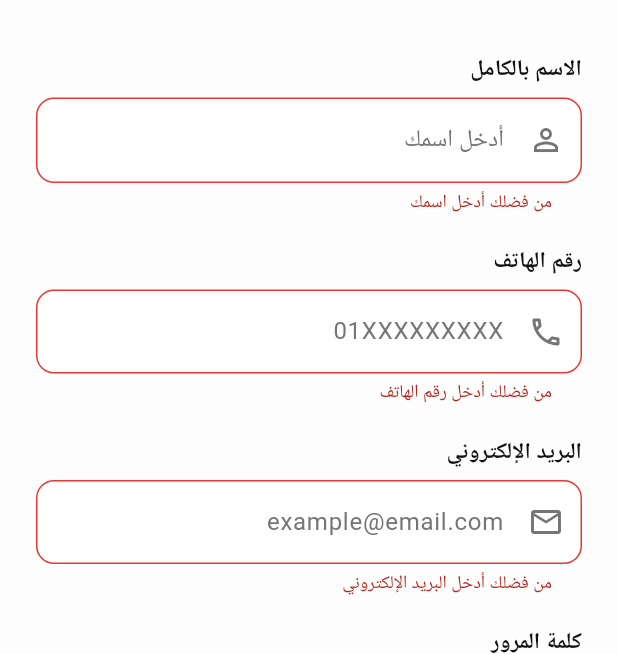
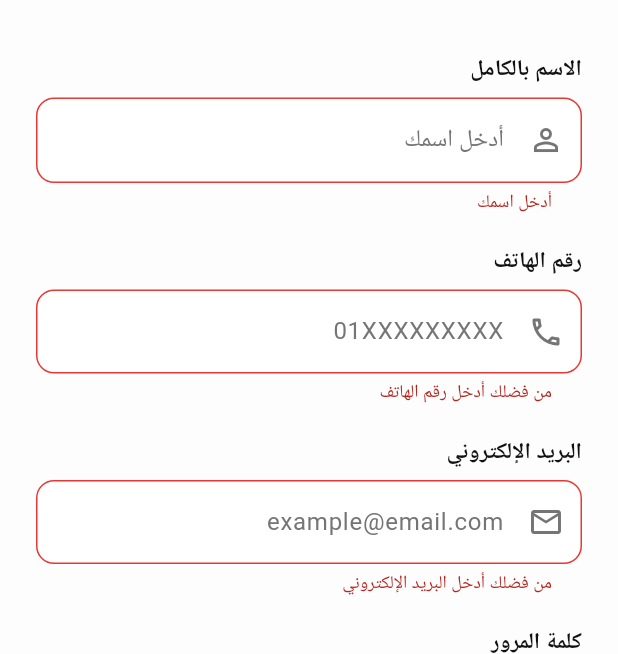
Before and after one commit to AlaaNazih1/wasselni_app, a Flutter app: the RegisterView screen opened by its route, scrolled down 123 dp, after a tap on "إنشاء الحساب", on a phone screen of 412 x 824 dp, the part 151-805 px from its top. Run offline on Flutter 3.47's test engine with Material 3 defaults, Android fonts, the phone set to English and light mode, and no system bars; our stand-ins replace cloud_firestore, firebase_auth, firebase_core, flutter_riverpod, image_picker, shared_preferences; accounts and stored records are empty.

Commit message:
Implement localization support for login and registration views, adding Arabic and English translations for UI text and validation messages

```diff
--- a/lib/features/authentication/presentation/views/register_view.dart
+++ b/lib/features/authentication/presentation/views/register_view.dart
@@ -2,6 +2,7 @@ import 'package:flutter/material.dart';
 import 'package:flutter_riverpod/flutter_riverpod.dart';
 import 'package:wasselni/features/authentication/presentation/controllers/auth_controller.dart';
 import 'package:wasselni/features/authentication/presentation/views/login_view.dart';
+import 'package:wasselni/l10n/app_localizations.dart';
 
 import '../../../../core/theme/app_colors.dart';
 import '../../../../core/widgets/custom_button.dart';
@@ -91,6 +92,7 @@ class _RegisterViewState extends ConsumerState<RegisterView> {
 
   @override
   Widget build(BuildContext context) {
+    final l10n = AppLocalizations.of(context);
     return Scaffold(
       backgroundColor: AppColors.background,
 
@@ -115,8 +117,8 @@ class _RegisterViewState extends ConsumerState<RegisterView> {
                 const SizedBox(height: 25),
 
                 // Title
-                const Text(
-                  'إنشاء حساب',
+                 Text(
+                 l10n.createAccount,
                   textAlign: TextAlign.center,
                   style: TextStyle(
                     fontSize: 28,
@@ -127,8 +129,8 @@ class _RegisterViewState extends ConsumerState<RegisterView> {
 
                 const SizedBox(height: 6),
 
-                const Text(
-                  'انضم إلى Wasselni',
+                 Text(
+                  l10n.joinWasselni,
                   textAlign: TextAlign.center,
                   style: TextStyle(
                     fontSize: 15,
@@ -140,8 +142,8 @@ class _RegisterViewState extends ConsumerState<RegisterView> {
                 const SizedBox(height: 35),
 
                 // Name
-                const Text(
-                  'الاسم بالكامل',
+                 Text(
+                  l10n.fullName,
                   textAlign: TextAlign.right,
                   style: TextStyle(
                     fontSize: 15,
@@ -154,7 +156,7 @@ class _RegisterViewState extends ConsumerState<RegisterView> {
 
                 CustomTextFormField(
                   controller: _nameController,
-                  hintText: 'أدخل اسمك',
+                  hintText: l10n.enterYourName,
                   textDirection: TextDirection.rtl,
                   prefixIcon: const Icon(
                     Icons.person_outline,
@@ -162,11 +164,11 @@ class _RegisterViewState extends ConsumerState<RegisterView> {
                   ),
                   validator: (value) {
                     if (value == null || value.trim().isEmpty) {
-                      return 'من فضلك أدخل اسمك';
+                      return l10n.enterYourName;
                     }
 
                     if (value.trim().length < 3) {
-                      return 'الاسم يجب أن يكون 3 أحرف على الأقل';
+                      return l10n.nameMinLength;
                     }
 
                     return null;
@@ -176,8 +178,8 @@ class _RegisterViewState extends ConsumerState<RegisterView> {
                 const SizedBox(height: 20),
 
                 // Phone
-                const Text(
-                  'رقم الهاتف',
+                 Text(
+                  l10n.phoneNumber,
                   textAlign: TextAlign.right,
                   style: TextStyle(
                     fontSize: 15,
@@ -190,7 +192,7 @@ class _RegisterViewState extends ConsumerState<RegisterView> {
 
                 CustomTextFormField(
                   controller: _phoneController,
-                  hintText: '01XXXXXXXXX',
+                  hintText: l10n.hintPhoneNumber,
                   keyboardType: TextInputType.phone,
                   textDirection: TextDirection.ltr,
                   prefixIcon: const Icon(
@@ -199,15 +201,15 @@ class _RegisterViewState extends ConsumerState<RegisterView> {
                   ),
                   validator: (value) {
                     if (value == null || value.trim().isEmpty) {
-                      return 'من فضلك أدخل رقم الهاتف';
+                      return l10n.pleaseEnterPhone;
                     }
 
                     if (value.length != 11) {
-                      return 'رقم الهاتف يجب أن يكون 11 رقم';
+                      return l10n.phoneMustBe11;
                     }
 
                     if (!value.startsWith('01')) {
-                      return 'رقم الهاتف غير صحيح';
+                      return l10n.invalidPhone;
                     }
 
                     return null;
@@ -217,8 +219,8 @@ class _RegisterViewState extends ConsumerState<RegisterView> {
                 const SizedBox(height: 20),
 
                 // Email
-                const Text(
-                  'البريد الإلكتروني',
+                 Text(
+                  l10n.email,
                   textAlign: TextAlign.right,
                   style: TextStyle(
                     fontSize: 15,
@@ -240,13 +242,13 @@ class _RegisterViewState extends ConsumerState<RegisterView> {
                   ),
                   validator: (value) {
                     if (value == null || value.trim().isEmpty) {
-                      return 'من فضلك أدخل البريد الإلكتروني';
+                      return l10n.pleaseEnterEmail;
                     }
 
                     final emailRegex = RegExp(r'^[^@]+@[^@]+\.[^@]+');
 
                     if (!emailRegex.hasMatch(value.trim())) {
-                      return 'البريد الإلكتروني غير صحيح';
+                      return l10n.invalidEmail;
                     }
 
                     return null;
@@ -256,8 +258,8 @@ class _RegisterViewState extends ConsumerState<RegisterView> {
                 const SizedBox(height: 20),
 
                 // Password
-                const Text(
-                  'كلمة المرور',
+                 Text(
+                  l10n.password,
                   textAlign: TextAlign.right,
                   style: TextStyle(
                     fontSize: 15,
@@ -292,11 +294,11 @@ class _RegisterViewState extends ConsumerState<RegisterView> {
                   ),
                   validator: (value) {
                     if (value == null || value.isEmpty) {
-                      return 'من فضلك أدخل كلمة المرور';
+                      return l10n.pleaseEnterPassword;
                     }
 
                     if (value.length < 6) {
-                      return 'كلمة المرور يجب أن تكون 6 أحرف على الأقل';
+                      return l10n.passwordMinLength;
                     }
 
                     return null;
@@ -306,8 +308,8 @@ class _RegisterViewState extends ConsumerState<RegisterView> {
                 const SizedBox(height: 20),
 
                 // Confirm Password
-                const Text(
-                  'تأكيد كلمة المرور',
+                 Text(
+                  l10n.confirmPassword,
                   textAlign: TextAlign.right,
                   style: TextStyle(
                     fontSize: 15,
@@ -342,11 +344,11 @@ class _RegisterViewState extends ConsumerState<RegisterView> {
                   ),
                   validator: (value) {
                     if (value == null || value.isEmpty) {
-                      return 'من فضلك أكد كلمة المرور';
+                      return l10n.pleaseConfirmPassword;
                     }
 
                     if (value != _passwordController.text) {
-                      return 'كلمتا المرور غير متطابقتين';
+                      return l10n.passwordsDoNotMatch;
                     }
 
                     return null;
@@ -356,13 +358,13 @@ class _RegisterViewState extends ConsumerState<RegisterView> {
                 const SizedBox(height: 30),
 
                 // Register Button
-                CustomButton(text: 'إنشاء الحساب', onPressed: _register),
+                CustomButton(text: l10n.register, onPressed: _register),
 
                 const SizedBox(height: 15),
 
                 // Login Button
                 CustomTextButton(
-                  text: 'لديك حساب بالفعل؟ تسجيل الدخول',
+                  text: l10n.alreadyHaveAccount,
                   onPressed: _goToLogin,
                 ),
 
--- a/lib/l10n/app_localizations.dart
+++ b/lib/l10n/app_localizations.dart
@@ -433,6 +433,192 @@ abstract class AppLocalizations {
   /// In ar, this message translates to:
   /// **'من فضلك أدخل'**
   String get pleaseEnter;
+
+  /// Welcome message prefix
+  ///
+  /// In ar, this message translates to:
+  /// **'مرحباً بك في'**
+  String get welcomeTo;
+
+  /// Phone number label
+  ///
+  /// In ar, this message translates to:
+  /// **'رقم الهاتف'**
+  String get phoneNumber;
+
+  /// Phone number input prompt
+  ///
+  /// In ar, this message translates to:
+  /// **'من فضلك أدخل رقم الهاتف'**
+  String get enterPhoneNumber;
+
+  /// Phone number validation message
+  ///
+  /// In ar, this message translates to:
+  /// **'رقم الهاتف يجب أن يكون 11 رقم'**
+  String get phoneNumberMustBe11Digits;
+
+  /// Password label
+  ///
+  /// In ar, this message translates to:
+  /// **'كلمة المرور'**
+  String get password;
+
+  /// Password input prompt
+  ///
+  /// In ar, this message translates to:
+  /// **'من فضلك أدخل كلمة المرور'**
+  String get enterPassword;
+
+  /// Password validation message
+  ///
+  /// In ar, this message translates to:
+  /// **'كلمة المرور يجب أن تكون 6 أحرف على الأقل'**
+  String get passwordMustBe6Characters;
+
+  /// Log in action
+  ///
+  /// In ar, this message translates to:
+  /// **'تسجيل الدخول'**
+  String get login;
+
+  /// Create account action
+  ///
+  /// In ar, this message translates to:
+  /// **'إنشاء حساب جديد'**
+  String get createNewAccount;
+
+  /// Create account heading
+  ///
+  /// In ar, this message translates to:
+  /// **'إنشاء حساب'**
+  String get createAccount;
+
+  /// Join Wasselni message
+  ///
+  /// In ar, this message translates to:
+  /// **'انضم إلى Wasselni'**
+  String get joinWasselni;
+
+  /// Full name label
+  ///
+  /// In ar, this message translates to:
+  /// **'الاسم بالكامل'**
+  String get fullName;
+
+  /// Name input hint
+  ///
+  /// In ar, this message translates to:
+  /// **'أدخل اسمك'**
+  String get enterYourName;
+
+  /// Name required validation message
+  ///
+  /// In ar, this message translates to:
+  /// **'من فضلك أدخل اسمك'**
+  String get pleaseEnterYourName;
+
+  /// Name minimum length validation message
+  ///
+  /// In ar, this message translates to:
+  /// **'الاسم يجب أن يكون 3 أحرف على الأقل'**
+  String get nameMinLength;
+
+  /// Phone number required validation message
+  ///
+  /// In ar, this message translates to:
+  /// **'من فضلك أدخل رقم الهاتف'**
+  String get pleaseEnterPhone;
+
+  /// Phone number length validation message
+  ///
+  /// In ar, this message translates to:
+  /// **'رقم الهاتف يجب أن يكون 11 رقم'**
+  String get phoneMustBe11;
+
+  /// Invalid phone number validation message
+  ///
+  /// In ar, this message translates to:
+  /// **'رقم الهاتف غير صحيح'**
+  String get invalidPhone;
+
+  /// Email address label
+  ///
+  /// In ar, this message translates to:
+  /// **'البريد الإلكتروني'**
+  String get email;
+
+  /// Email input hint
+  ///
+  /// In ar, this message translates to:
+  /// **'example@email.com'**
+  String get enterEmail;
+
+  /// Email required validation message
+  ///
+  /// In ar, this message translates to:
+  /// **'من فضلك أدخل البريد الإلكتروني'**
+  String get pleaseEnterEmail;
+
+  /// Invalid email validation message
+  ///
+  /// In ar, this message translates to:
+  /// **'البريد الإلكتروني غير صحيح'**
+  String get invalidEmail;
+
+  /// Password required validation message
+  ///
+  /// In ar, this message translates to:
+  /// **'من فضلك أدخل كلمة المرور'**
+  String get pleaseEnterPassword;
+
+  /// Password minimum length validation message
+  ///
+  /// In ar, this message translates to:
+  /// **'كلمة المرور يجب أن تكون 6 أحرف على الأقل'**
+  String get passwordMinLength;
+
+  /// Confirm password label
+  ///
+  /// In ar, this message translates to:
+  /// **'تأكيد كلمة المرور'**
+  String get confirmPassword;
+
+  /// Confirm password validation message
+  ///
+  /// In ar, this message translates to:
+  /// **'من فضلك أكد كلمة المرور'**
+  String get pleaseConfirmPassword;
+
+  /// Password mismatch validation message
+  ///
+  /// In ar, this message translates to:
+  /// **'كلمتا المرور غير متطابقتين'**
+  String get passwordsDoNotMatch;
+
+  /// Register action
+  ///
+  /// In ar, this message translates to:
+  /// **'إنشاء الحساب'**
+  String get register;
+
+  /// Existing account login prompt
+  ///
+  /// In ar, this message translates to:
+  /// **'لديك حساب بالفعل؟ تسجيل الدخول'**
+  String get alreadyHaveAccount;
+
+  /// Account creation success message
+  ///
+  /// In ar, this message translates to:
+  /// **'تم إنشاء الحساب بنجاح'**
+  String get accountCreatedSuccessfully;
+
+  /// Phone number input hint
+  ///
+  /// In ar, this message translates to:
+  /// **'01XXXXXXXXX'**
+  String get hintPhoneNumber;
 }
 
 class _AppLocalizationsDelegate
```
Also changed, not shown: lib/features/authentication/presentation/views/login_view.dart (+20 -16 lines), lib/l10n/app_ar.arb (+63 -2 lines), lib/l10n/app_en.arb (+32 -1 lines), lib/l10n/app_localizations_ar.dart (+94 -0 lines), lib/l10n/app_localizations_en.dart (+94 -0 lines).
